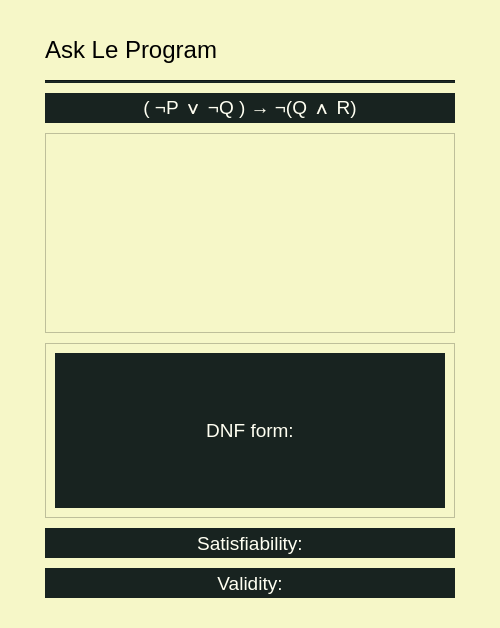
Above: src/views/ui/askLePWidget.ui from adibozzhanov/LeProgram before the change. Below: the same form after it.
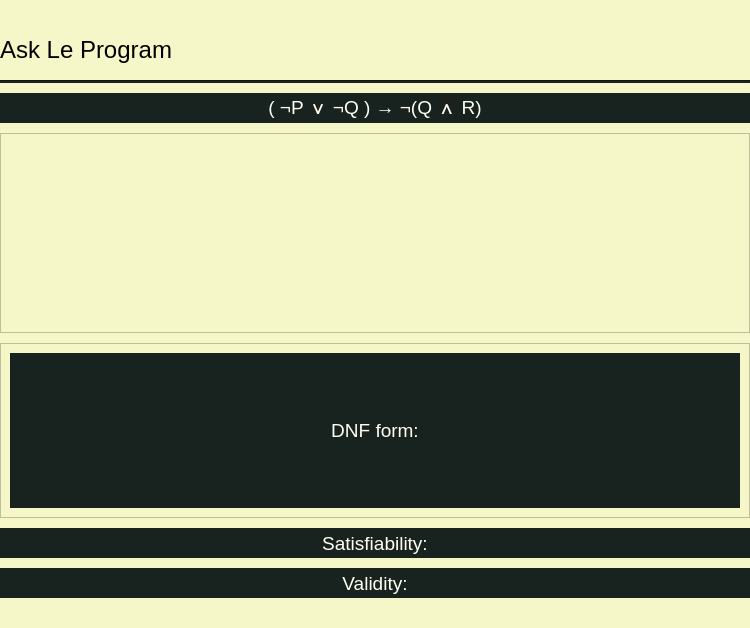
That is the form after the change.

Commit message: more space for table

The edit to the form file:
```diff
--- a/src/views/ui/askLePWidget.ui
+++ b/src/views/ui/askLePWidget.ui
@@ -6,7 +6,7 @@
    <rect>
     <x>0</x>
     <y>0</y>
-    <width>500</width>
+    <width>750</width>
     <height>628</height>
    </rect>
   </property>
@@ -29,13 +29,13 @@
     <number>10</number>
    </property>
    <property name="leftMargin">
-    <number>45</number>
+    <number>0</number>
    </property>
    <property name="topMargin">
     <number>30</number>
    </property>
    <property name="rightMargin">
-    <number>45</number>
+    <number>0</number>
    </property>
    <property name="bottomMargin">
     <number>30</number>
@@ -126,7 +126,7 @@
      </property>
      <property name="minimumSize">
       <size>
-       <width>200</width>
+       <width>300</width>
        <height>200</height>
       </size>
      </property>
@@ -171,7 +171,7 @@
        <rect>
         <x>0</x>
         <y>0</y>
-        <width>408</width>
+        <width>748</width>
         <height>173</height>
        </rect>
       </property>
```
The commit also changes 2 other files.
